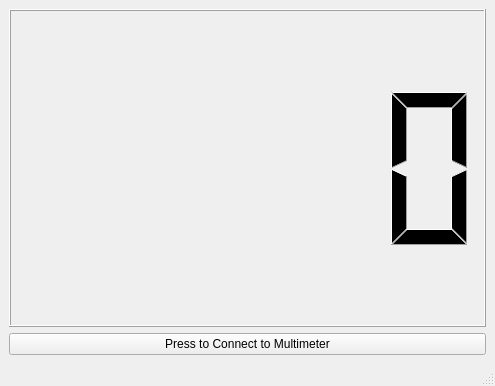
Qt form ui/main_window.ui (adam-smashr/qt-battery-dashboard) before a commit.
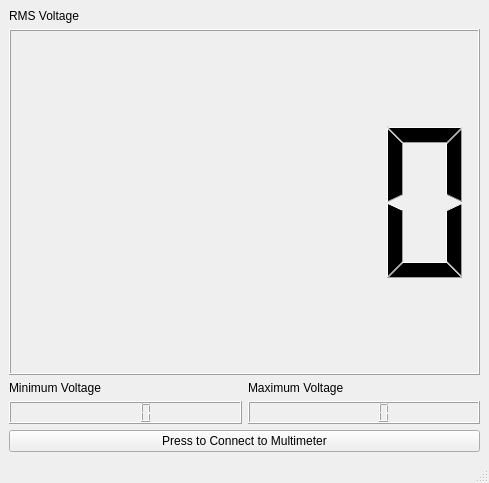
The same form after that commit.

Commit message: add max/min voltage & add documentation

Diff of the .ui file:
```diff
--- a/ui/main_window.ui
+++ b/ui/main_window.ui
@@ -6,8 +6,8 @@
    <rect>
     <x>0</x>
     <y>0</y>
-    <width>495</width>
-    <height>386</height>
+    <width>489</width>
+    <height>483</height>
    </rect>
   </property>
   <property name="windowTitle">
@@ -16,15 +16,72 @@
   <widget class="QWidget" name="centralwidget">
    <layout class="QVBoxLayout" name="verticalLayout">
     <item>
-     <widget class="QLCDNumber" name="lcdNumber">
+     <widget class="QLabel" name="label_3">
+      <property name="text">
+       <string>RMS Voltage</string>
+      </property>
+     </widget>
+    </item>
+    <item>
+     <widget class="QLCDNumber" name="lcdRMS">
       <property name="sizePolicy">
-       <sizepolicy hsizetype="Preferred" vsizetype="Preferred">
+       <sizepolicy hsizetype="Minimum" vsizetype="Preferred">
         <horstretch>0</horstretch>
         <verstretch>1</verstretch>
        </sizepolicy>
       </property>
      </widget>
     </item>
+    <item>
+     <layout class="QGridLayout" name="gridLayout">
+      <item row="2" column="0">
+       <widget class="QLCDNumber" name="lcdMin">
+        <property name="sizePolicy">
+         <sizepolicy hsizetype="Minimum" vsizetype="Minimum">
+          <horstretch>0</horstretch>
+          <verstretch>0</verstretch>
+         </sizepolicy>
+        </property>
+       </widget>
+      </item>
+      <item row="2" column="1">
+       <widget class="QLCDNumber" name="lcdMax">
+        <property name="sizePolicy">
+         <sizepolicy hsizetype="Minimum" vsizetype="Minimum">
+          <horstretch>0</horstretch>
+          <verstretch>0</verstretch>
+         </sizepolicy>
+        </property>
+       </widget>
+      </item>
+      <item row="0" column="1">
+       <widget class="QLabel" name="label_2">
+        <property name="sizePolicy">
+         <sizepolicy hsizetype="Preferred" vsizetype="Preferred">
+          <horstretch>0</horstretch>
+          <verstretch>0</verstretch>
+         </sizepolicy>
+        </property>
+        <property name="text">
+         <string>Maximum Voltage</string>
+        </property>
+       </widget>
+      </item>
+      <item row="0" column="0">
+       <widget class="QLabel" name="label">
+        <property name="sizePolicy">
+         <sizepolicy hsizetype="Preferred" vsizetype="Preferred">
+          <horstretch>0</horstretch>
+          <verstretch>0</verstretch>
+         </sizepolicy>
+        </property>
+        <property name="text">
+         <string>Minimum Voltage</string>
+        </property>
+       </widget>
+      </item>
+     </layout>
+    </item>
     <item>
      <widget class="QPushButton" name="buttonConnect">
       <property name="text">
```
Left out of the diff: 2 changed lines with no effect on the pictures. The commit also changes 4 other files.
